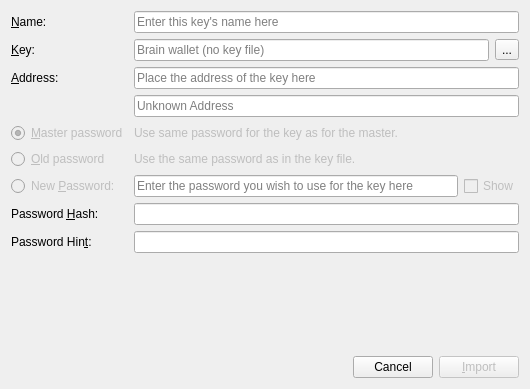
Qt form plugins/keys/ImportKey.ui (ethereum/alethzero) before a commit.
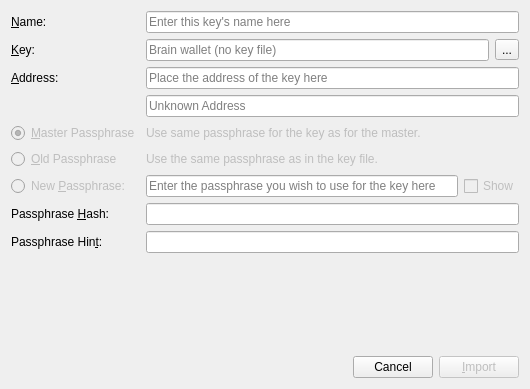
The same form after that commit.

Commit message: Tidy up New Account dialog. Minor other cleanups.

Patch:
```diff
--- a/plugins/keys/ImportKey.ui
+++ b/plugins/keys/ImportKey.ui
@@ -56,7 +56,7 @@
         <bool>false</bool>
        </property>
        <property name="text">
-        <string>New &amp;Password:</string>
+        <string>New &amp;Passphrase:</string>
        </property>
        <attribute name="buttonGroup">
         <string notr="true">buttonGroup</string>
@@ -86,7 +86,7 @@
         <bool>false</bool>
        </property>
        <property name="text">
-        <string>&amp;Master password</string>
+        <string>&amp;Master Passphrase</string>
        </property>
        <property name="checked">
         <bool>true</bool>
@@ -105,7 +105,7 @@
         <bool>false</bool>
        </property>
        <property name="text">
-        <string>&amp;Old password</string>
+        <string>&amp;Old Passphrase</string>
        </property>
        <attribute name="buttonGroup">
         <string notr="true">buttonGroup</string>
@@ -115,7 +115,7 @@
      <item row="8" column="2">
       <widget class="QLineEdit" name="password">
        <property name="placeholderText">
-        <string>Enter the password you wish to use for the key here</string>
+        <string>Enter the passphrase you wish to use for the key here</string>
        </property>
       </widget>
      </item>
@@ -129,7 +129,7 @@
      <item row="10" column="0" colspan="2">
       <widget class="QLabel" name="label_3">
        <property name="text">
-        <string>Password &amp;Hash:</string>
+        <string>Passphrase &amp;Hash:</string>
        </property>
        <property name="buddy">
         <cstring>passwordHash</cstring>
@@ -139,7 +139,7 @@
      <item row="11" column="0" colspan="2">
       <widget class="QLabel" name="label_5">
        <property name="text">
-        <string>Password Hin&amp;t:</string>
+        <string>Passphrase Hin&amp;t:</string>
        </property>
        <property name="buddy">
         <cstring>hint</cstring>
@@ -152,7 +152,7 @@
         <bool>false</bool>
        </property>
        <property name="text">
-        <string>Use same password for the key as for the master.</string>
+        <string>Use same passphrase for the key as for the master.</string>
        </property>
        <property name="wordWrap">
         <bool>false</bool>
@@ -185,7 +185,7 @@
         <bool>false</bool>
        </property>
        <property name="text">
-        <string>Use the same password as in the key file.</string>
+        <string>Use the same passphrase as in the key file.</string>
        </property>
       </widget>
      </item>
```
The commit also changes 4 other files.
